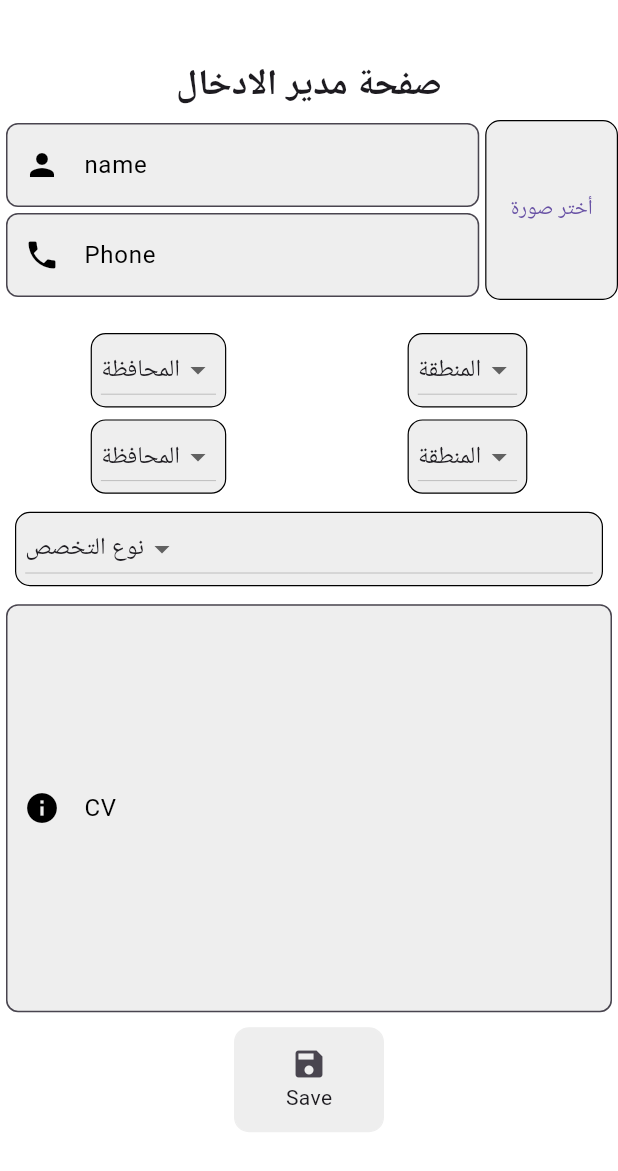
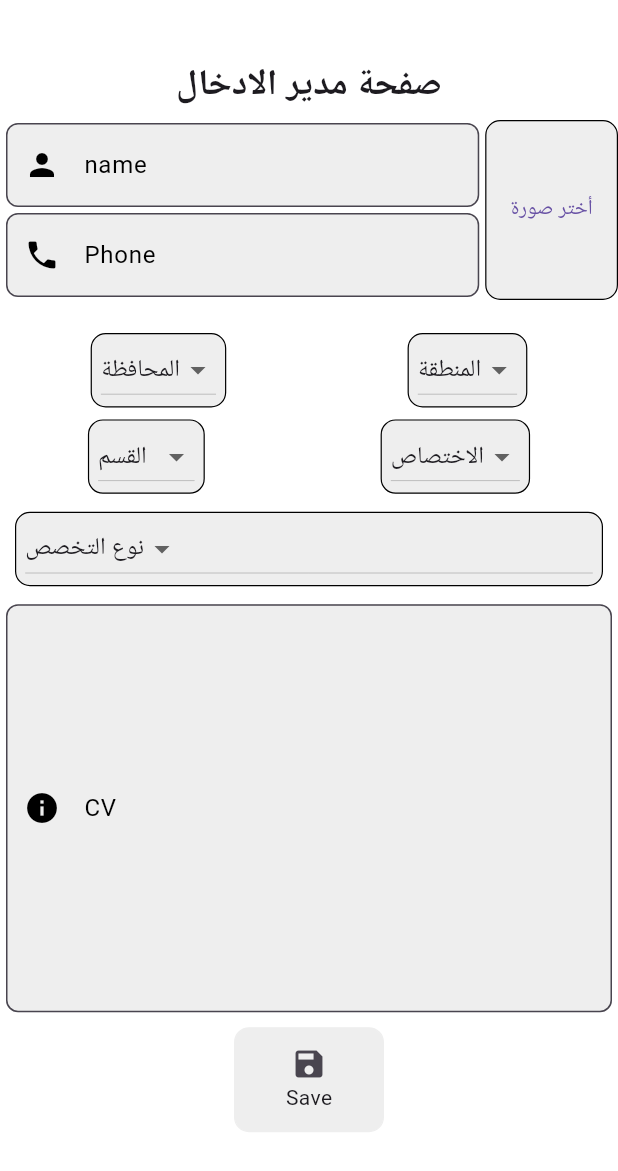
Before and after one commit to Alqdees/guide_of_iraq, a Flutter app: the screen it shows after launch, item 2 of the bottom bar chosen, after a tap on "Save", on a phone screen of 412 x 824 dp. Shown: the top 1171 px of the screen. Run offline on Flutter 3.47's test engine with Material 3 defaults, Android fonts, the phone set to English and light mode, and no system bars; our stand-ins replace get, shared_preferences; network calls fail; Roboto replaces fonts that are missing (birthdayDay).

Commit message:
solved all problem

```diff
--- /dev/null
+++ b/lib/Control/AddEntriesController/AddEntriesController.dart
@@ -0,0 +1,24 @@
+import 'package:get/get.dart';
+import 'package:guide_of_iraq/Model/AddEntriesModel/AddEntriesModel.dart';
+
+class AddEntriesController extends GetxController {
+  AddEntriesModel? add;
+
+  @override
+  void onInit() {
+    add = AddEntriesModel();
+    // TODO: implement onInit
+    super.onInit();
+  }
+
+  Future<bool> addEntries(Map<String, dynamic> entries) async {
+    if (await add!.addEntries(entries)) {
+      Get.snackbar('title', 'Done Added');
+      update();
+      return true;
+    }
+    Get.snackbar('title', 'Field Added');
+    update();
+    return false;
+  }
+}
--- a/lib/Model/AddEntriesModel/AddEntriesModel.dart
+++ b/lib/Model/AddEntriesModel/AddEntriesModel.dart
@@ -2,24 +2,22 @@ import 'dart:convert';
 import 'package:http/http.dart' as http;
 
 class AddEntriesModel {
-  static final url = Uri.parse('https://abbas.pointeam.org/api/client/create');
+   final url = Uri.parse('https://abbas.pointeam.org/api/client/create');
 
-  static Future<void> addEntries(Map<String, dynamic> entries) async {
+   Future<bool> addEntries(Map<String, dynamic> entries) async {
     // Send the PATCH request
 
     final response = await http.post(
       url,
-      // headers: {
-      //   'Content-Type': 'application/json; charset=UTF-8',
-      // },
-      body: json.encode(entries),
+      body: entries,
     );
 
     // Check the status code and print the response
     if (response.statusCode == 200) {
       final Map<String, dynamic> parsed = json.decode(response.body);
       if (parsed['status'] == true) {
-        print(' ++++++++++  ---${parsed['status']}');
+        return true;
+        // print(' ++++++++++  ---${parsed['status']}');
       } else {
         print('object -- ${parsed['status']}');
       }
@@ -27,5 +25,6 @@ class AddEntriesModel {
     } else {
       print('Failed to patch data: ${response.statusCode}');
     }
+    return false;
   }
 }
--- a/lib/View/AddEntries/AddEntries.dart
+++ b/lib/View/AddEntries/AddEntries.dart
@@ -3,6 +3,7 @@ import 'dart:ui';
 import 'package:flutter/material.dart';
 import 'package:flutter/services.dart';
 import 'package:get/get.dart';
+import 'package:guide_of_iraq/Control/AddEntriesController/AddEntriesController.dart';
 import 'package:guide_of_iraq/Model/AddEntriesModel/AddEntriesModel.dart';
 import '../Colors/ColorApp.dart';
 import '../HomePage/HomePage.dart';
@@ -19,6 +20,7 @@ class AddEntries extends StatelessWidget {
   String? drop_location = 'المحافظة';
 
   String drop_jr = 'نوع التخصص';
+  AddEntriesController p = Get.put(AddEntriesController());
 
   @override
   Widget build(BuildContext context) {
@@ -50,6 +52,7 @@ class AddEntries extends StatelessWidget {
                       TextFieldCustom(
                         lable: 'name',
                         icon: Icons.person,
+                        c: name,
                       ),
                       const SizedBox(
                         height: 4.0,
@@ -57,6 +60,7 @@ class AddEntries extends StatelessWidget {
                       TextFieldCustom(
                         lable: 'Phone',
                         icon: Icons.phone,
+                        c: number,
                       ),
                     ],
                   ),
@@ -112,19 +116,19 @@ class AddEntries extends StatelessWidget {
               mainAxisAlignment: MainAxisAlignment.spaceAround,
               children: [
                 DropdownExample(
-                  name: 'المحافظة',
+                  name: 'القسم',
                   dropdownItems: const [
-                    'المحافظة',
-                    'كركوك',
-                    'بغداد',
+                    'القسم',
+                    'دكتور',
+                    'صيدلي',
                   ],
                 ),
                 DropdownExample(
-                  name: 'المنطقة',
+                  name: 'الاختصاص',
                   dropdownItems: const [
-                    'المنطقة',
-                    'كركوك',
-                    'بغداد',
+                    'الاختصاص',
+                    'عيون',
+                    'باطنية',
                   ],
                 ),
               ],
@@ -171,15 +175,18 @@ class AddEntries extends StatelessWidget {
               // color: ColorApp.graylight,
               child: IconButton(
                 onPressed: () {
-                  log('message  result  ++ == $drop_location');
-                  AddEntriesModel.addEntries({
+                  p.addEntries(
+                    {
                       "phone": number.text,
-                    "location": location.text,
+                      "location": name.text,
                       "section": name.text,
                       "specialization": drop_location,
                       "specialization_type": "Ahmed S Muhnood",
                       "governorate": drop_jr,
                       "info": cv.text,
+                    },
+                  ).then((v) {
+                    print(v);
                   });
                 },
                 icon: const Column(
@@ -198,15 +205,18 @@ class AddEntries extends StatelessWidget {
 }
 
 class TextFieldCustom extends StatelessWidget {
-  TextFieldCustom({required this.lable, required this.icon, super.key});
+  TextFieldCustom(
+      {required this.lable, required this.icon, required this.c, super.key});
   String? lable;
   IconData? icon;
+  TextEditingController c = TextEditingController();
 
   @override
   Widget build(BuildContext context) {
     return Padding(
       padding: const EdgeInsets.symmetric(horizontal: 4.0),
       child: TextFormField(
+        controller: c,
         decoration: InputDecoration(
           filled: true,
           fillColor: ColorApp.graylight, // Background color
```
Lines whose indentation alone changed are shown as unchanged.
